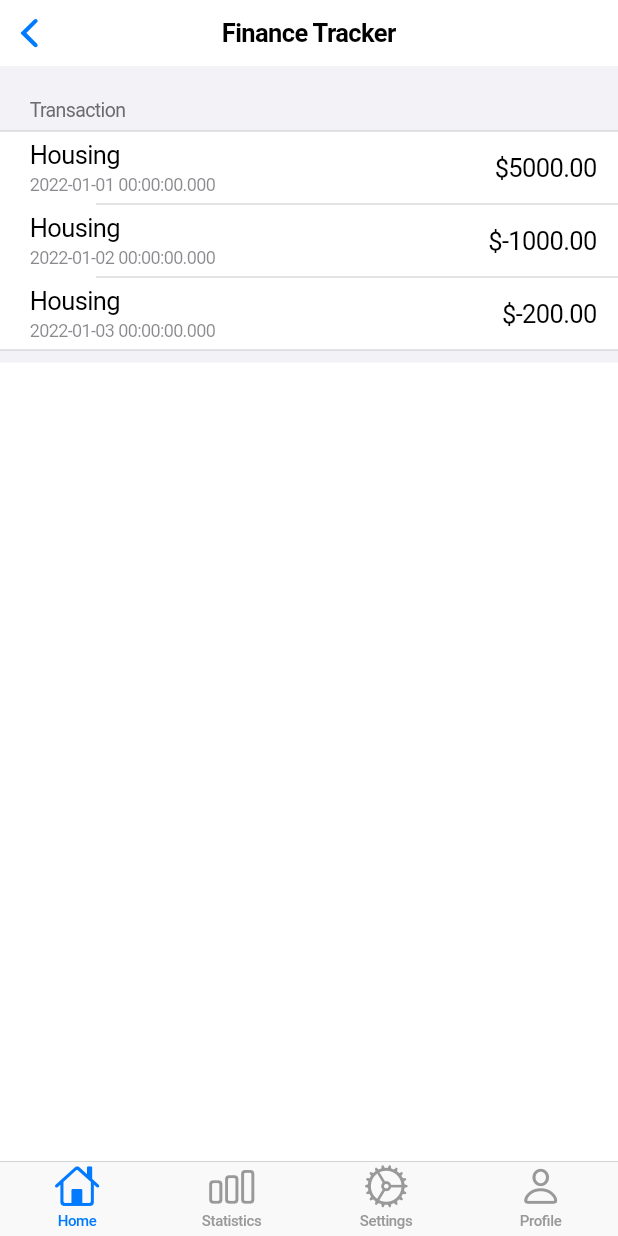
After one commit to syahrinseth/kelas-flutter-finance-tracker, a Flutter app: the HomeScreen screen opened directly, on a phone screen of 412 x 824 dp. The commit adds this screen. Run offline on Flutter 3.47's test engine with Material 3 defaults, Android fonts, the phone set to English and light mode, and no system bars; our stand-ins replace flutter_onboarding_slider.

Commit message:
Add transaction data transfer object and implement home screen with transaction list

```diff
--- /dev/null
+++ b/lib/data/dtos/transaction_dto.dart
@@ -0,0 +1,60 @@
+class TransactionDTO {
+  final int id;
+  final double amount;
+  final String? description;
+  final String category;
+  final DateTime date;
+  final String type; // 'income' or 'expense'
+
+  TransactionDTO({
+    required this.id,
+    required this.amount,
+    required this.description,
+    required this.category,
+    required this.date,
+    required this.type,
+  });
+
+  // Convert DTO to JSON
+  Map<String, dynamic> toJson() {
+    return {
+      'id': id,
+      'amount': amount,
+      'description': description,
+      'category': category,
+      'date': date.toIso8601String(),
+      'type': type,
+    };
+  }
+
+  // Create DTO from JSON
+  factory TransactionDTO.fromJson(Map<String, dynamic> json) {
+    return TransactionDTO(
+      id: json['id'],
+      amount: json['amount'],
+      description: json['description'],
+      category: json['category'],
+      date: DateTime.parse(json['date']),
+      type: json['type'],
+    );
+  }
+
+  // Copy with method for immutability
+  TransactionDTO copyWith({
+    int? id,
+    double? amount,
+    String? description,
+    String? category,
+    DateTime? date,
+    String? type,
+  }) {
+    return TransactionDTO(
+      id: id ?? this.id,
+      amount: amount ?? this.amount,
+      description: description ?? this.description,
+      category: category ?? this.category,
+      date: date ?? this.date,
+      type: type ?? this.type,
+    );
+  }
+}
--- a/lib/main.dart
+++ b/lib/main.dart
@@ -1,5 +1,6 @@
 import 'package:flutter/cupertino.dart';
 import 'package:flutter/material.dart';
+import 'package:flutter_finance_tracker/views/home_screen.dart';
 import 'package:flutter_onboarding_slider/flutter_onboarding_slider.dart';
 
 void main() {
@@ -25,12 +26,13 @@ class WelcomeScreen extends StatelessWidget {
     return OnBoardingSlider(
         finishButtonText: 'Start',
         onFinish: () {
-          // Navigator.push(
-          //   context,
-          //   CupertinoPageRoute(
-          //     builder: (context) => const TabScaffold(),
-          //   ),
-          // );
+          Navigator.pushAndRemoveUntil(
+            context,
+            CupertinoPageRoute(
+              builder: (context) => const HomeScreen(),
+            ),
+            (route) => false,
+          );
         },
         finishButtonStyle: FinishButtonStyle(
           backgroundColor: kDarkBlueColor,
--- /dev/null
+++ b/lib/views/home_screen.dart
@@ -0,0 +1,85 @@
+import 'package:flutter/cupertino.dart';
+import 'package:flutter_finance_tracker/data/dtos/transaction_dto.dart';
+import 'package:flutter_finance_tracker/widgets/my_list_section.dart';
+
+class HomeScreen extends StatefulWidget {
+  const HomeScreen({super.key});
+
+  @override
+  State<HomeScreen> createState() => _HomeScreenState();
+}
+
+class _HomeScreenState extends State<HomeScreen> {
+  final List<TransactionDTO> _transactions = [
+    {
+      'id': 1,
+      'title': 'Salary',
+      'amount': 5000.00,
+      'date': '2022-01-01',
+      'type': 'income',
+      'category': 'Housing',
+    },
+    {
+      'id': 2,
+      'title': 'Rent',
+      'amount': -1000.00,
+      'date': '2022-01-02',
+      'type': 'expense',
+      'category': 'Housing',
+    },
+    {
+      'id': 3,
+      'title': 'Groceries',
+      'amount': -200.00,
+      'date': '2022-01-03',
+      'type': 'expense',
+      'category': 'Housing',
+    },
+  ].map((json) => TransactionDTO.fromJson(json)).toList();
+
+  @override
+  Widget build(BuildContext context) {
+    return CupertinoTabScaffold(
+      tabBar: CupertinoTabBar(
+        items: const [
+          BottomNavigationBarItem(
+            icon: Icon(CupertinoIcons.home),
+            label: 'Home',
+          ),
+          BottomNavigationBarItem(
+            icon: Icon(CupertinoIcons.chart_bar),
+            label: 'Statistics',
+          ),
+          BottomNavigationBarItem(
+            icon: Icon(CupertinoIcons.settings),
+            label: 'Settings',
+          ),
+          BottomNavigationBarItem(
+            icon: Icon(CupertinoIcons.person),
+            label: 'Profile',
+          )
+        ],
+      ),
+      tabBuilder: (context, index) {
+        return CupertinoPageScaffold(
+          navigationBar: const CupertinoNavigationBar(
+            middle: Text('Finance Tracker'),
+          ),
+          child: SafeArea(
+            child: Center(
+              child: Column(
+                mainAxisAlignment: MainAxisAlignment.start,
+                children: [
+                  MyListSection(
+                    header: 'Transaction',
+                    children: _transactions,
+                  ),
+                ],
+              ),
+            ),
+          ),
+        );
+      },
+    );
+  }
+}
--- /dev/null
+++ b/lib/widgets/my_list_section.dart
@@ -0,0 +1,23 @@
+import 'package:flutter/cupertino.dart';
+import 'package:flutter_finance_tracker/data/dtos/transaction_dto.dart';
+
+class MyListSection extends StatelessWidget {
+  final String header;
+  final List<TransactionDTO> children;
+  const MyListSection(
+      {required this.header, required this.children, super.key});
+
+  @override
+  Widget build(BuildContext context) {
+    return CupertinoListSection(
+      header: Text(header),
+      children: children
+          .map((transaction) => CupertinoListTile(
+                title: Text(transaction.description ?? transaction.category),
+                subtitle: Text(transaction.date.toString()),
+                trailing: Text('\$${transaction.amount.toStringAsFixed(2)}'),
+              ))
+          .toList(),
+    );
+  }
+}
```
